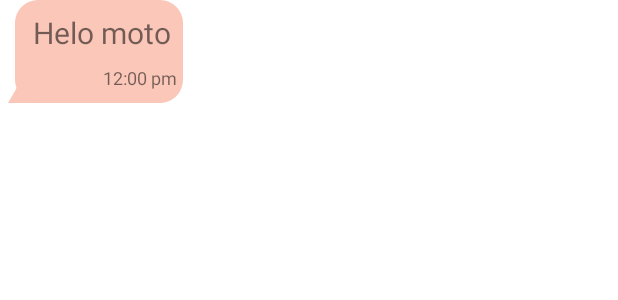
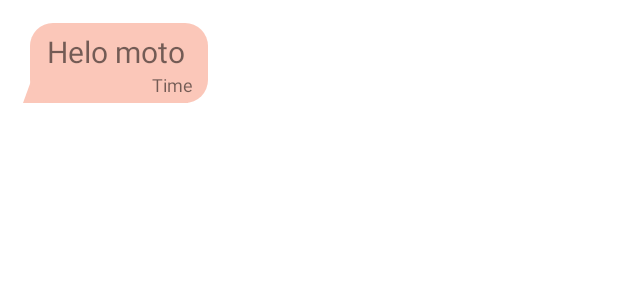
Before and after one commit to nishant24io040/Jonny-Chat, an Android app: the layout sample_recever.xml on its own in the app's theme, with its tools: preview values and no code run, on a phone screen of 412 x 824 dp. Shown: the top 300 px of the screen. Run offline under Robolectric (Android 15) with nearby library versions, the phone set to English and light mode, and no system bars; Roboto replaces fonts that are not available here.

Commit message:
3rd_Commit

```diff
--- a/app/src/main/java/com/example/myapplication/adapter/FragmentAdapter.java
+++ b/app/src/main/java/com/example/myapplication/adapter/FragmentAdapter.java
@@ -28,7 +28,9 @@ public class FragmentAdapter extends FragmentPagerAdapter {
 
             default:return new ChatsFragment();
         }
+
     }
+
 
     @Override
     public int getCount() {
--- a/app/src/main/java/com/example/myapplication/adapter/chatAdapter.java
+++ b/app/src/main/java/com/example/myapplication/adapter/chatAdapter.java
@@ -72,6 +72,7 @@ public class chatAdapter extends RecyclerView.Adapter{
     }
 
 
+
     public class RecieverViewHolder extends RecyclerView.ViewHolder{
         TextView recieverMassage,recieverTime;
 
--- a/app/src/main/java/com/example/myapplication/massageDetail.java
+++ b/app/src/main/java/com/example/myapplication/massageDetail.java
@@ -1,6 +1,7 @@
 package com.example.myapplication;
 
 import androidx.annotation.NonNull;
+import androidx.annotation.RequiresApi;
 import androidx.appcompat.app.ActionBar;
 import androidx.appcompat.app.AppCompatActivity;
 import androidx.appcompat.widget.Toolbar;
@@ -9,6 +10,7 @@ import androidx.recyclerview.widget.RecyclerView;
 
 import android.annotation.SuppressLint;
 import android.content.Intent;
+import android.os.Build;
 import android.os.Bundle;
 import android.view.Menu;
 import android.view.MenuInflater;
@@ -44,6 +46,7 @@ public class massageDetail extends AppCompatActivity {
     RecyclerView chatRecycler;
 
 
+    @RequiresApi(api = Build.VERSION_CODES.N)
     @Override
     protected void onCreate(Bundle savedInstanceState) {
         super.onCreate(savedInstanceState);
@@ -76,10 +79,10 @@ public class massageDetail extends AppCompatActivity {
 
         final chatAdapter chattadapter = new chatAdapter(this, massageModals1);
         chatRecycler.setAdapter(chattadapter);
-
         LinearLayoutManager layoutManager = new LinearLayoutManager(this);
         layoutManager.setStackFromEnd(true);
         chatRecycler.setLayoutManager(layoutManager);
+
         final String senderRoom = senderId+receverId;
         final String receverRoom = receverId+senderId;
 
@@ -93,6 +96,7 @@ public class massageDetail extends AppCompatActivity {
 
                             MassageModal modal = snapshot1.getValue(MassageModal.class);
                             massageModals1.add(modal);
+                            chatRecycler.smoothScrollToPosition(massageModals1.size()-1);
                         }
                         chattadapter.notifyDataSetChanged();
                     }
@@ -130,8 +134,6 @@ public class massageDetail extends AppCompatActivity {
             });
         });
 
-
-
     }
     @Override
     public boolean onCreateOptionsMenu(Menu menu) {
--- a/app/src/main/java/com/example/myapplication/recyclerActivity.java
+++ b/app/src/main/java/com/example/myapplication/recyclerActivity.java
@@ -39,7 +39,6 @@ public class recyclerActivity extends AppCompatActivity {
         assert actionBar != null;
         actionBar.setDisplayHomeAsUpEnabled(false);
         appBarLayout = findViewById(R.id.appBarLayout);
-
         mAuth = FirebaseAuth.getInstance();
         tabLayout =findViewById(R.id.tablayout);
         viewPager =findViewById(R.id.viewpager);
--- a/app/src/main/res/drawable/out_bubble.xml
+++ b/app/src/main/res/drawable/out_bubble.xml
@@ -1,8 +1,8 @@
 <?xml version="1.0" encoding="utf-8"?>
 <layer-list xmlns:android="http://schemas.android.com/apk/res/android">
-    <item android:right="30dp">
+    <item android:right="20dp">
         <rotate
-            android:fromDegrees="30"
+            android:fromDegrees="20"
             android:pivotX="0%"
             android:pivotY="100%"
             android:toDegrees="0">
--- a/app/src/main/res/layout/sample_recever.xml
+++ b/app/src/main/res/layout/sample_recever.xml
@@ -4,9 +4,10 @@
     xmlns:tools="http://schemas.android.com/tools"
     android:layout_width="wrap_content"
     android:layout_height="wrap_content"
-
-    android:layout_marginStart="5dp"
-    android:layout_marginEnd="7dp"
+    android:layout_marginTop="15dp"
+    android:layout_marginStart="15dp"
+    android:layout_marginEnd="15dp"
+    android:layout_marginBottom="15dp"
 
     android:background="@drawable/out_bubble"
     android:maxWidth="310dp"
@@ -16,10 +17,10 @@
     <TextView
         android:id="@+id/recevertime"
         android:layout_width="wrap_content"
-        android:layout_height="22dp"
-        android:layout_marginEnd="4dp"
-        android:layout_marginBottom="3dp"
-        android:text="12:00 pm"
+        android:layout_height="wrap_content"
+        android:layout_marginBottom="4dp"
+        android:layout_marginEnd="10dp"
+        android:text="Time"
         android:textSize="12sp"
         app:layout_constraintBottom_toBottomOf="parent"
         app:layout_constraintEnd_toEndOf="parent" />
@@ -28,10 +29,10 @@
         android:id="@+id/recevermasg"
         android:layout_width="wrap_content"
         android:layout_height="wrap_content"
-        android:layout_margin="8dp"
-        android:layout_marginStart="4dp"
+        android:layout_marginEnd="15dp"
+        android:layout_marginTop="5dp"
         android:inputType="textLongMessage|textMultiLine"
-        android:maxWidth="370dp"
+        android:maxWidth="270dp"
         android:minWidth="50dp"
         android:text="Helo moto"
         android:textSize="20sp"
@@ -46,5 +47,5 @@
         android:layout_width="wrap_content"
         android:layout_height="wrap_content"
         android:orientation="vertical"
-        app:layout_constraintGuide_begin="9dp" />
+        app:layout_constraintGuide_begin="16dp" />
 </androidx.constraintlayout.widget.ConstraintLayout>
```
